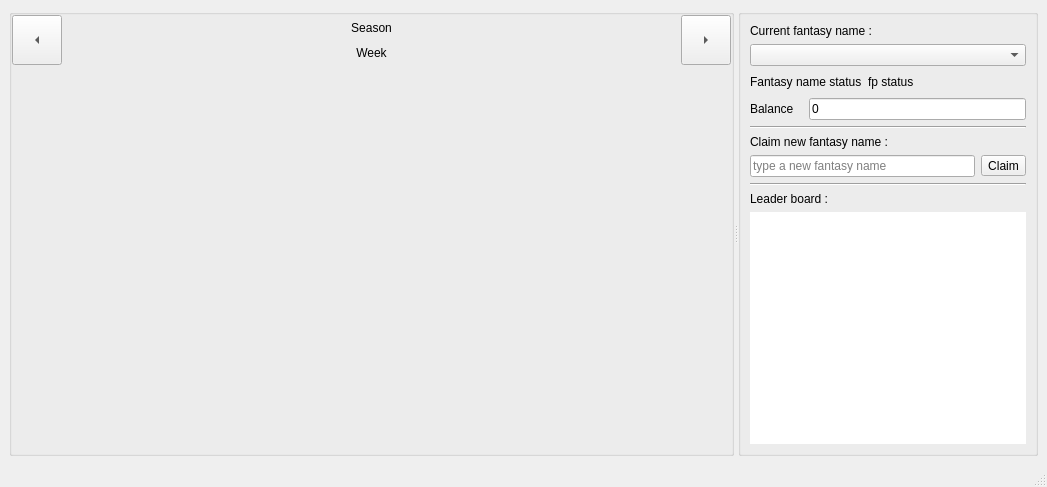
This is cute-fantasy/mainwindow.ui in protoblock/protoblock as Qt 5 draws it before an edit. The edited form follows.
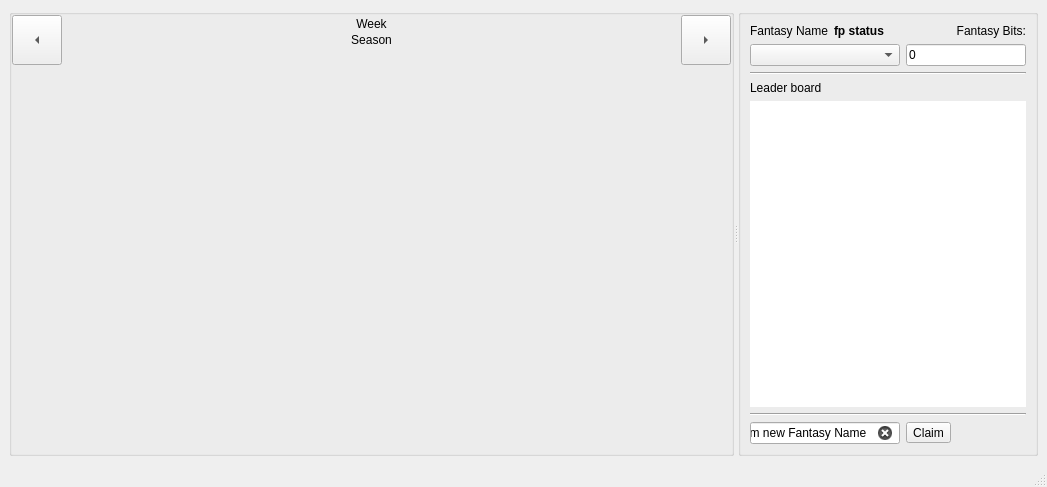
This is the edited form. The open tabs and pages were chosen to show the change. Custom widgets are drawn as their Qt base class.

Diff of the .ui file:
```diff
--- a/cute-fantasy/mainwindow.ui
+++ b/cute-fantasy/mainwindow.ui
@@ -15,7 +15,7 @@
   </property>
   <widget class="QWidget" name="centralwidget">
    <layout class="QGridLayout" name="gridLayout_6">
-    <item row="0" column="0">
+    <item row="1" column="0">
      <widget class="QSplitter" name="splitter">
       <property name="lineWidth">
        <number>3</number>
@@ -46,7 +46,7 @@
         <property name="spacing">
          <number>0</number>
         </property>
-        <item row="0" column="0" rowspan="2">
+        <item row="0" column="0" rowspan="3">
          <widget class="QToolButton" name="myPreviousWeek">
           <property name="minimumSize">
            <size>
@@ -65,20 +65,7 @@
           </property>
          </widget>
         </item>
-        <item row="0" column="1">
-         <widget class="QLabel" name="mySeasonLabel">
-          <property name="styleSheet">
-           <string notr="true">font: 75 18pt &quot;Trebuchet MS&quot;;</string>
-          </property>
-          <property name="text">
-           <string>Season</string>
-          </property>
-          <property name="alignment">
-           <set>Qt::AlignCenter</set>
-          </property>
-         </widget>
-        </item>
-        <item row="0" column="2" rowspan="2">
+        <item row="0" column="3" rowspan="3">
          <widget class="QToolButton" name="myNextWeek">
           <property name="minimumSize">
            <size>
@@ -97,24 +84,10 @@
           </property>
          </widget>
         </item>
-        <item row="1" column="1">
-         <widget class="QLabel" name="myWeekLabel">
-          <property name="styleSheet">
-           <string notr="true">font: 75 18pt &quot;Trebuchet MS&quot;;
-</string>
-          </property>
-          <property name="text">
-           <string>Week</string>
-          </property>
-          <property name="alignment">
-           <set>Qt::AlignCenter</set>
-          </property>
-         </widget>
-        </item>
-        <item row="2" column="0" colspan="3">
+        <item row="3" column="0" colspan="4">
          <widget class="QStackedWidget" name="myStackedWidget">
           <property name="currentIndex">
-           <number>2</number>
+           <number>0</number>
           </property>
           <widget class="QWidget" name="myPreviousWeekView">
            <layout class="QGridLayout" name="gridLayout_2">
@@ -184,6 +157,33 @@
           </widget>
          </widget>
         </item>
+        <item row="0" column="1" colspan="2">
+         <widget class="QLabel" name="myWeekLabel">
+          <property name="styleSheet">
+           <string notr="true">font: 75 18pt &quot;Trebuchet MS&quot;;
+</string>
+          </property>
+          <property name="text">
+           <string>Week</string>
+          </property>
+          <property name="alignment">
+           <set>Qt::AlignCenter</set>
+          </property>
+         </widget>
+        </item>
+        <item row="1" column="1" colspan="2">
+         <widget class="QLabel" name="mySeasonLabel">
+          <property name="styleSheet">
+           <string notr="true">font: 75 18pt &quot;Trebuchet MS&quot;;</string>
+          </property>
+          <property name="text">
+           <string>Season</string>
+          </property>
+          <property name="alignment">
+           <set>Qt::AlignCenter</set>
+          </property>
+         </widget>
+        </item>
        </layout>
       </widget>
       <widget class="QGroupBox" name="groupBox_2">
@@ -197,14 +197,7 @@
         <string/>
        </property>
        <layout class="QGridLayout" name="gridLayout">
-        <item row="0" column="0" colspan="3">
-         <widget class="QLabel" name="label_4">
-          <property name="text">
-           <string>Current fantasy name :</string>
-          </property>
-         </widget>
-        </item>
-        <item row="1" column="0" colspan="5">
+        <item row="1" column="0" colspan="3">
          <widget class="QComboBox" name="myFantasyNamesCombo">
           <property name="minimumSize">
            <size>
@@ -226,108 +219,14 @@
           </property>
          </widget>
         </item>
-        <item row="2" column="0" colspan="2">
-         <widget class="QLabel" name="myFantasyPlayerNamesLabel_2">
+        <item row="0" column="0">
+         <widget class="QLabel" name="label_4">
           <property name="text">
-           <string>Fantasy name status</string>
+           <string>Fantasy Name</string>
           </property>
          </widget>
         </item>
-        <item row="2" column="2">
-         <widget class="QLabel" name="myFantasyNameStatusLabel">
-          <property name="text">
-           <string>fp status</string>
-          </property>
-         </widget>
-        </item>
-        <item row="2" column="3" colspan="2">
-         <spacer name="horizontalSpacer">
-          <property name="orientation">
-           <enum>Qt::Horizontal</enum>
-          </property>
-          <property name="sizeHint" stdset="0">
-           <size>
-            <width>81</width>
-            <height>20</height>
-           </size>
-          </property>
-         </spacer>
-        </item>
-        <item row="3" column="0">
-         <widget class="QLabel" name="label_2">
-          <property name="text">
-           <string>Balance</string>
-          </property>
-         </widget>
-        </item>
-        <item row="3" column="1" colspan="4">
-         <widget class="QLineEdit" name="myBalanceText">
-          <property name="statusTip">
-           <string>your current balance amount</string>
-          </property>
-          <property name="text">
-           <string>0</string>
-          </property>
-          <property name="readOnly">
-           <bool>true</bool>
-          </property>
-         </widget>
-        </item>
-        <item row="4" column="0" colspan="5">
-         <widget class="Line" name="line">
-          <property name="orientation">
-           <enum>Qt::Horizontal</enum>
-          </property>
-         </widget>
-        </item>
-        <item row="5" column="0" colspan="3">
-         <widget class="QLabel" name="label_3">
-          <property name="text">
-           <string>Claim new fantasy name :</string>
-          </property>
-         </widget>
-        </item>
-        <item row="6" column="0" colspan="4">
-         <widget class="QLineEdit" name="myClamNewNameLE">
-          <property name="statusTip">
-           <string>Enter a new fantasy name and click claim to request a new one</string>
-          </property>
-          <property name="inputMask">
-           <string/>
-          </property>
-          <property name="placeholderText">
-           <string>type a new fantasy name</string>
-          </property>
-          <property name="clearButtonEnabled">
-           <bool>true</bool>
-          </property>
-         </widget>
-        </item>
-        <item row="6" column="4">
-         <widget class="QToolButton" name="myClaimFantasyNameButton">
-          <property name="text">
-           <string>Claim</string>
-          </property>
-          <property name="arrowType">
-           <enum>Qt::NoArrow</enum>
-          </property>
-         </widget>
-        </item>
-        <item row="7" column="0" colspan="5">
-         <widget class="Line" name="line_2">
-          <property name="orientation">
-           <enum>Qt::Horizontal</enum>
-          </property>
-         </widget>
-        </item>
-        <item row="8" column="0" colspan="2">
-         <widget class="QLabel" name="label">
-          <property name="text">
-           <string>Leader board :</string>
-          </property>
-         </widget>
-        </item>
-        <item row="9" column="0" colspan="5">
+        <item row="4" column="0" colspan="4">
          <widget class="QTableView" name="myLeaderBaordTableView">
           <property name="frameShape">
            <enum>QFrame::Box</enum>
@@ -349,6 +248,105 @@
           </attribute>
          </widget>
         </item>
+        <item row="3" column="0" colspan="4">
+         <widget class="QLabel" name="label">
+          <property name="font">
+           <font>
+            <weight>50</weight>
+            <bold>false</bold>
+            <underline>false</underline>
+           </font>
+          </property>
+          <property name="text">
+           <string>Leader board</string>
+          </property>
+          <property name="alignment">
+           <set>Qt::AlignLeading|Qt::AlignLeft|Qt::AlignVCenter</set>
+          </property>
+         </widget>
+        </item>
+        <item row="2" column="0" colspan="4">
+         <widget class="Line" name="line">
+          <property name="orientation">
+           <enum>Qt::Horizontal</enum>
+          </property>
+         </widget>
+        </item>
+        <item row="5" column="0" colspan="4">
+         <widget class="Line" name="line_2">
+          <property name="orientation">
+           <enum>Qt::Horizontal</enum>
+          </property>
+         </widget>
+        </item>
+        <item row="6" column="0" colspan="3">
+         <widget class="QLineEdit" name="myClamNewNameLE">
+          <property name="statusTip">
+           <string>Enter a new fantasy name and click claim to request a new one</string>
+          </property>
+          <property name="inputMask">
+           <string/>
+          </property>
+          <property name="text">
+           <string>Claim new Fantasy Name </string>
+          </property>
+          <property name="placeholderText">
+           <string>type a new fantasy name</string>
+          </property>
+          <property name="clearButtonEnabled">
+           <bool>true</bool>
+          </property>
+         </widget>
+        </item>
+        <item row="0" column="3">
+         <widget class="QLabel" name="label_2">
+          <property name="text">
+           <string>Fantasy Bits:</string>
+          </property>
+          <property name="alignment">
+           <set>Qt::AlignRight|Qt::AlignTrailing|Qt::AlignVCenter</set>
+          </property>
+         </widget>
+        </item>
+        <item row="0" column="1">
+         <widget class="QLabel" name="myFantasyNameStatusLabel">
+          <property name="font">
+           <font>
+            <weight>75</weight>
+            <bold>true</bold>
+           </font>
+          </property>
+          <property name="text">
+           <string>fp status</string>
+          </property>
+         </widget>
+        </item>
+        <item row="1" column="3">
+         <widget class="QLineEdit" name="myBalanceText">
+          <property name="statusTip">
+           <string>your current balance amount</string>
+          </property>
+          <property name="text">
+           <string>0</string>
+          </property>
+          <property name="readOnly">
+           <bool>true</bool>
+          </property>
+         </widget>
+        </item>
+        <item row="6" column="3">
+         <widget class="QToolButton" name="myClaimFantasyNameButton">
+          <property name="layoutDirection">
+           <enum>Qt::LeftToRight</enum>
+          </property>
+          <property name="text">
+           <string>Claim</string>
+          </property>
+          <property name="arrowType">
+           <enum>Qt::NoArrow</enum>
+          </property>
+         </widget>
+        </item>
        </layout>
       </widget>
      </widget>
```
